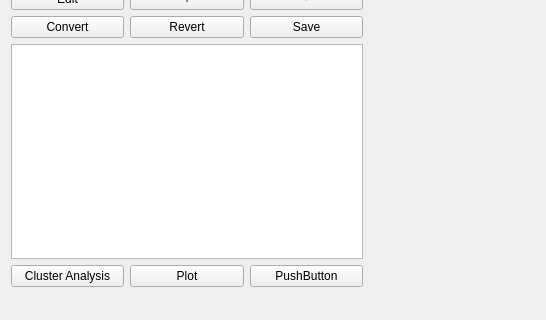
This is FRAn/fran.ui in azioba/FRAn as Qt 5 draws it before an edit; both pictures show x 0 to 546 and y 280 to 600 of the 731 by 600 pixel window. The edited form follows.
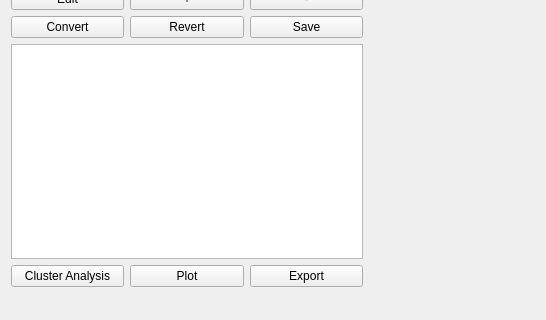
This is the edited form. Custom widgets are drawn as their Qt base class.

Patch:
```diff
--- a/FRAn/fran.ui
+++ b/FRAn/fran.ui
@@ -98,7 +98,7 @@
         <item>
          <widget class="QPushButton" name="pushButton_4">
           <property name="text">
-           <string>PushButton</string>
+           <string>Export</string>
           </property>
          </widget>
         </item>
```
Left out of the diff: 2 changed lines with no effect on the pictures.
